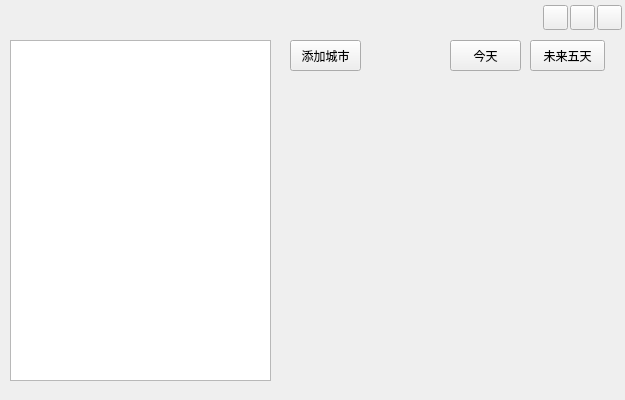
Old version of the form TTKCore/weatherUi/weatherapplication.ui in the repository Greedysky/TTKWeather.
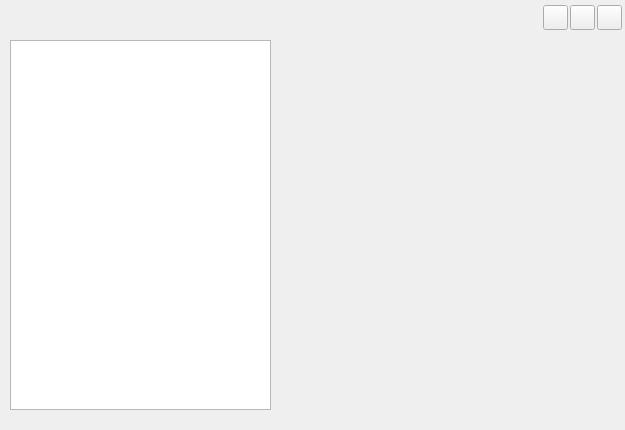
New version of the form. Icons and pictures are not drawn. Custom widgets are drawn as their Qt base class.

Commit message: Ui interface optimized[478156]

The edit to the form file:
```diff
--- a/TTKCore/weatherUi/weatherapplication.ui
+++ b/TTKCore/weatherUi/weatherapplication.ui
@@ -7,7 +7,7 @@
     <x>0</x>
     <y>0</y>
     <width>625</width>
-    <height>400</height>
+    <height>430</height>
    </rect>
   </property>
   <property name="windowTitle">
@@ -22,7 +22,7 @@
      <x>0</x>
      <y>0</y>
      <width>625</width>
-     <height>400</height>
+     <height>430</height>
     </rect>
    </property>
    <property name="styleSheet">
@@ -33,9 +33,9 @@
    <property name="geometry">
     <rect>
      <x>290</x>
-     <y>70</y>
+     <y>40</y>
      <width>321</width>
-     <height>311</height>
+     <height>370</height>
     </rect>
    </property>
   </widget>
@@ -45,36 +45,10 @@
      <x>10</x>
      <y>40</y>
      <width>261</width>
-     <height>341</height>
+     <height>370</height>
     </rect>
    </property>
   </widget>
-  <widget class="QPushButton" name="todayButton">
-   <property name="geometry">
-    <rect>
-     <x>450</x>
-     <y>40</y>
-     <width>71</width>
-     <height>31</height>
-    </rect>
-   </property>
-   <property name="text">
-    <string>今天</string>
-   </property>
-  </widget>
-  <widget class="QPushButton" name="futureButton">
-   <property name="geometry">
-    <rect>
-     <x>530</x>
-     <y>40</y>
-     <width>75</width>
-     <height>31</height>
-    </rect>
-   </property>
-   <property name="text">
-    <string>未来五天</string>
-   </property>
-  </widget>
   <widget class="QLabel" name="windowIcon">
    <property name="geometry">
     <rect>
@@ -108,19 +82,6 @@
     </rect>
    </property>
   </widget>
-  <widget class="QPushButton" name="addCityButton">
-   <property name="geometry">
-    <rect>
-     <x>290</x>
-     <y>40</y>
-     <width>71</width>
-     <height>31</height>
-    </rect>
-   </property>
-   <property name="text">
-    <string>添加城市</string>
-   </property>
-  </widget>
   <widget class="QToolButton" name="windowAbout">
    <property name="geometry">
     <rect>
```
The commit also changes 6 other files.
